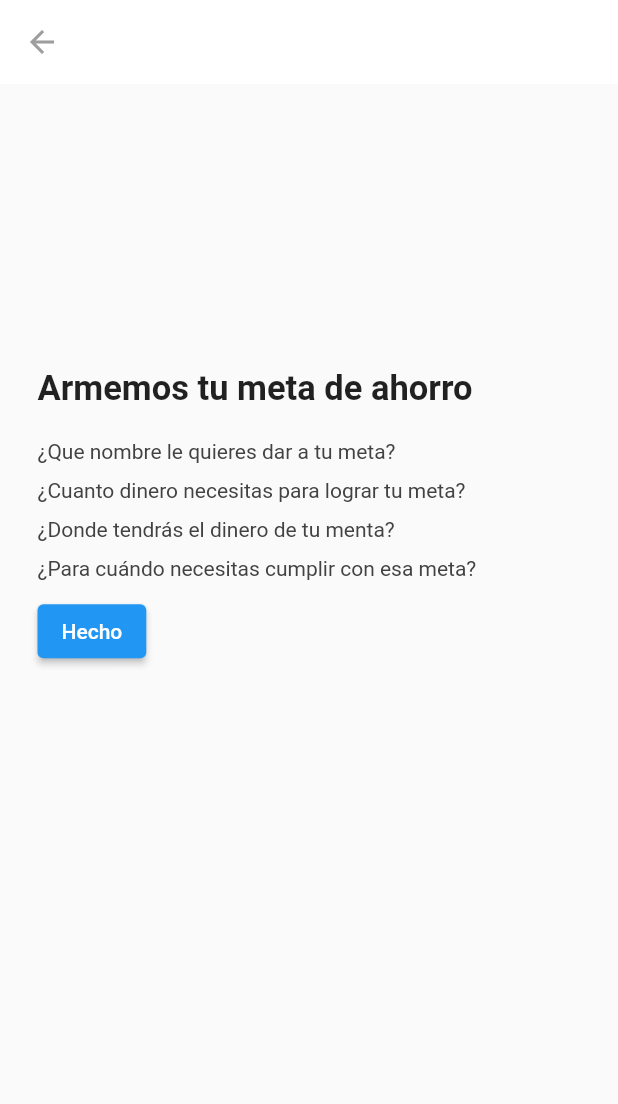
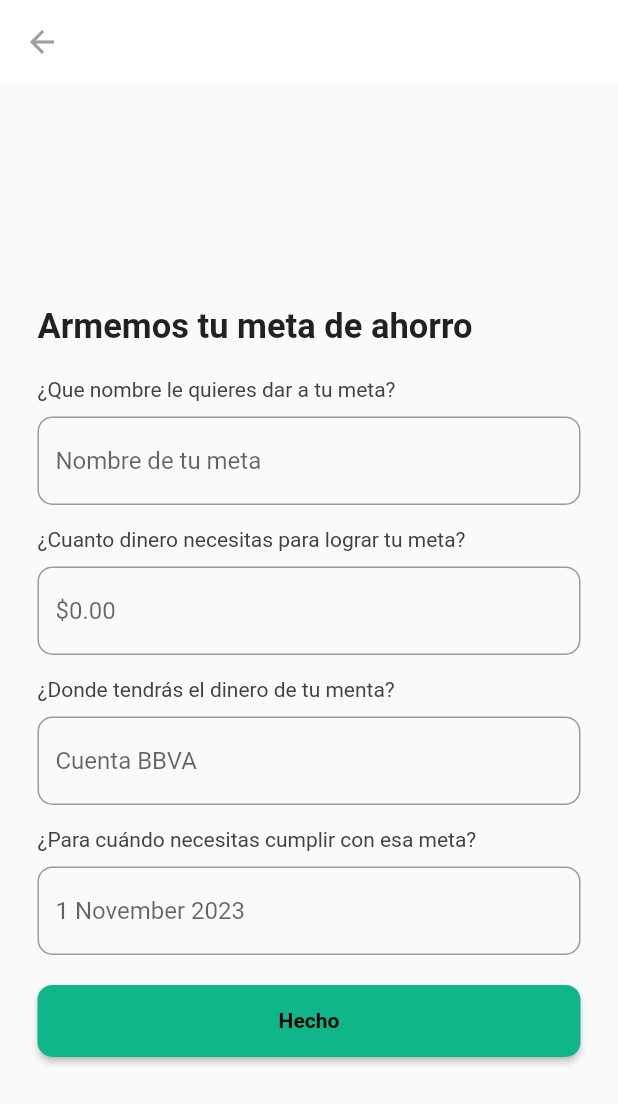
Before and after one commit to valrmzl/ProyectoMovilesVNS, a Flutter app: the Ahorros widget shown alone on an empty page, opened directly, after a tap on "+ Nueva meta", on a phone screen of 412 x 824 dp. Shown: the top 1104 px of the screen. Run offline on Flutter 3.47's test engine with Material 2 defaults, Android fonts, the phone set to English and light mode, and no system bars; our stand-ins replace carousel_slider; network calls fail.

Commit message:
avance en los ahorros

```diff
--- a/lib/Screens/ahorro_item.dart
+++ b/lib/Screens/ahorro_item.dart
@@ -1,4 +1,5 @@
 import 'package:flutter/material.dart';
+import 'package:proyecto_vsn/Screens/ahorro_detalle.dart';
 
 import 'ahorros.dart';
 
@@ -29,7 +30,14 @@ class _AhorroItemState extends State<AhorroItem> {
 
   @override
   Widget build(BuildContext context) {
-    return Card(
+    return GestureDetector(
+      onTap: () {
+        Navigator.push(
+            context,
+            MaterialPageRoute(
+                builder: (context) => AhorroDetalle(data: widget.data)));
+      },
+      child: Card(
         margin: EdgeInsets.all(16),
         shape: RoundedRectangleBorder(
           borderRadius: BorderRadius.circular(15.0),
@@ -60,8 +68,8 @@ class _AhorroItemState extends State<AhorroItem> {
                         height: 8,
                         child: LinearProgressIndicator(
                           value: widget.data.progreso / widget.data.meta,
-                        backgroundColor:
-                            Colors.grey.shade100, // Color de fondo de la barra
+                          backgroundColor: Colors
+                              .grey.shade100, // Color de fondo de la barra
                           valueColor: AlwaysStoppedAnimation<Color>(
                               Color.fromARGB(255, 182, 179,
                                   196)), // Color de la parte de progreso
@@ -88,6 +96,7 @@ class _AhorroItemState extends State<AhorroItem> {
             ],
           ),
         ),
+      ),
     );
   }
 }
--- a/lib/Screens/ahorros.dart
+++ b/lib/Screens/ahorros.dart
@@ -19,7 +19,14 @@ class Ahorro {
 }
 
 class Ahorros extends StatelessWidget {
-  const Ahorros({super.key});
+  Ahorros({super.key});
+
+  final Ahorro item = Ahorro(
+      nombre: 'carro',
+      meta: 200000,
+      origen: 'Tarjeta',
+      fecha: DateTime(2026),
+      progreso: 20000);
 
   @override
   Widget build(BuildContext context) {
@@ -84,13 +91,12 @@ class Ahorros extends StatelessWidget {
                   style: TextStyle(color: Colors.grey.shade800))
             ]),
           ),
-          AhorroItem(
-              data: Ahorro(
-                  nombre: 'carro',
-                  meta: 200000,
-                  origen: 'Tarjeta',
-                  fecha: DateTime(2026),
-                  progreso: 20000)),
+          AhorroItem(data: item),
+          AhorroItem(data: item),
+          AhorroItem(data: item),
+          AhorroItem(data: item),
+          AhorroItem(data: item),
+          AhorroItem(data: item),
         ],
       ),
     );
--- a/lib/Screens/home_page.dart
+++ b/lib/Screens/home_page.dart
@@ -23,7 +23,7 @@ class _HomePageState extends State<HomePage> {
     const Balance(),
     const Ingresos(),
     const Gastos(),
-    const Ahorros(),
+    Ahorros(),
   ];
   @override
   Widget build(BuildContext context) {
--- a/lib/Screens/nueva_meta.dart
+++ b/lib/Screens/nueva_meta.dart
@@ -8,6 +8,23 @@ class NuevaMeta extends StatefulWidget {
 }
 
 class _NuevaMetaState extends State<NuevaMeta> {
+  List<String> monthsOfYear = [
+    'January',
+    'February',
+    'March',
+    'April',
+    'May',
+    'June',
+    'July',
+    'August',
+    'September',
+    'October',
+    'November',
+    'December',
+  ];
+
+  DateTime date = DateTime.now();
+
   @override
   Widget build(BuildContext context) {
     return Scaffold(
@@ -23,7 +40,7 @@ class _NuevaMetaState extends State<NuevaMeta> {
           crossAxisAlignment: CrossAxisAlignment.start,
           children: [
             SizedBox(
-              height: MediaQuery.of(context).size.height * 0.2,
+              height: MediaQuery.of(context).size.height * 0.15,
             ),
             Padding(
               padding: const EdgeInsets.only(bottom: 20.0),
@@ -39,24 +56,104 @@ class _NuevaMetaState extends State<NuevaMeta> {
                 style: TextStyle(color: Colors.grey.shade800),
               ),
             ),
+            TextField(
+                decoration: InputDecoration(
+              hintText: 'Nombre de tu meta', // Customized hint text
+              border: OutlineInputBorder(
+                // Customized border
+                borderRadius: BorderRadius.all(Radius.circular(10.0)),
+                borderSide:
+                    BorderSide(color: Color.fromARGB(255, 15, 182, 138)),
+              ),
+            )),
             Padding(
-              padding: const EdgeInsets.only(bottom: 10.0),
+              padding: const EdgeInsets.only(bottom: 10.0, top: 15),
               child: Text(
                 '¿Cuanto dinero necesitas para lograr tu meta?',
                 style: TextStyle(color: Colors.grey.shade800),
               ),
             ),
+            TextField(
+                decoration: InputDecoration(
+              hintText: r'$0.00', // Customized hint text
+              border: OutlineInputBorder(
+                // Customized border
+                borderRadius: BorderRadius.all(Radius.circular(10.0)),
+                borderSide: BorderSide(
+                  color: Color.fromARGB(255, 15, 182, 138),
+                ),
+              ),
+            )),
             Padding(
-              padding: const EdgeInsets.only(bottom: 10.0),
+              padding: const EdgeInsets.only(bottom: 10.0, top: 15),
               child: Text('¿Donde tendrás el dinero de tu menta?',
                   style: TextStyle(color: Colors.grey.shade800)),
             ),
+            TextField(
+                decoration: InputDecoration(
+              hintText: 'Cuenta BBVA', // Customized hint text
+              border: OutlineInputBorder(
+                // Customized border
+                borderRadius: BorderRadius.all(Radius.circular(10.0)),
+                borderSide: BorderSide(
+                  color: Color.fromARGB(255, 15, 182, 138),
+                ),
+              ),
+            )),
             Padding(
-              padding: const EdgeInsets.only(bottom: 10.0),
+              padding: const EdgeInsets.only(bottom: 10.0, top: 15),
               child: Text('¿Para cuándo necesitas cumplir con esa meta?',
                   style: TextStyle(color: Colors.grey.shade800)),
             ),
-            ElevatedButton(onPressed: () {}, child: Text('Hecho'))
+            TextField(
+                onTap: () {
+                  showDatePicker(
+                    context: context,
+                    initialDate: DateTime.now(),
+                    firstDate: DateTime(2000),
+                    lastDate: DateTime(2100),
+                  ).then((selectedDate) {
+                    if (selectedDate != null) {
+                      // Actualizar el valor del campo con la fecha seleccionada
+                      // Puedes usar el controlador del campo para hacerlo
+                      // Ejemplo: _textController.text = selectedDate.toLocal().toString();
+                    }
+                  });
+                },
+                decoration: InputDecoration(
+                  hintText:
+                      '${date.day} ${monthsOfYear[date.month]} ${date.year}', // Customized hint text
+                  border: OutlineInputBorder(
+                    // Customized border
+                    borderRadius: BorderRadius.all(Radius.circular(10.0)),
+                    borderSide: BorderSide(
+                      color: Color.fromARGB(255, 15, 182, 138),
+                    ),
+                  ),
+                )),
+            Padding(
+              padding: const EdgeInsets.only(top: 20.0),
+              child: Container(
+                width: double.infinity,
+                child: ElevatedButton(
+                  onPressed: () {
+                    Navigator.pop(context);
+                  },
+                  child: Text(
+                    'Hecho',
+                    style: TextStyle(
+                        color: Colors.black, fontWeight: FontWeight.bold),
+                  ),
+                  style: ElevatedButton.styleFrom(
+                    shape: RoundedRectangleBorder(
+                      borderRadius: BorderRadius.circular(10.0),
+                    ),
+                    padding: EdgeInsets.all(16.0),
+                    backgroundColor: Color.fromARGB(255, 15, 182, 138),
+                  ),
+                ),
+              ),
+            )
           ],
         ),
       ),
```
Also changed, not shown: lib/Screens/agregar_dinero_ahorro.dart (added, +130 -0 lines), lib/Screens/ahorro_detalle.dart (added, +42 -0 lines). Lines whose indentation alone changed are shown as unchanged.
